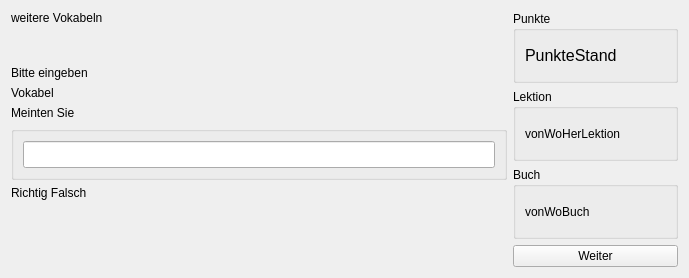
Before: the Qt Designer form UIs/WindowAbfrage.ui in JPaehr/VokabelTrainer, drawn with Qt 5.
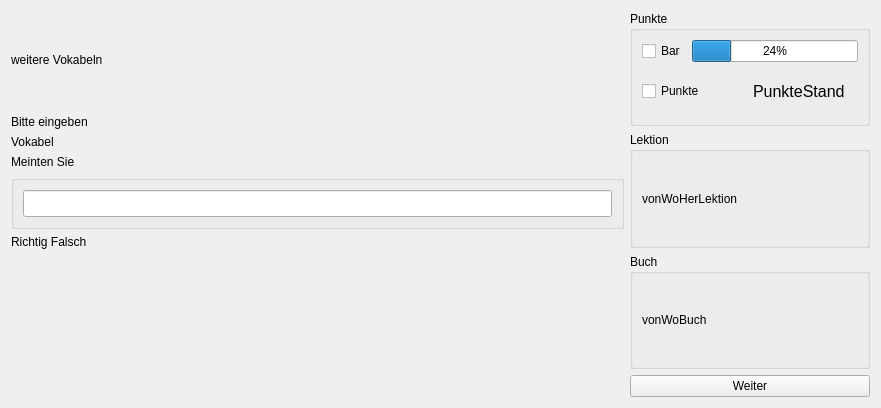
After: the same form once the commit is applied.

What changed in the file:
```diff
--- a/UIs/WindowAbfrage.ui
+++ b/UIs/WindowAbfrage.ui
@@ -6,8 +6,8 @@
    <rect>
     <x>0</x>
     <y>0</y>
-    <width>689</width>
-    <height>278</height>
+    <width>881</width>
+    <height>408</height>
    </rect>
   </property>
   <property name="windowTitle">
@@ -18,7 +18,7 @@
     <layout class="QHBoxLayout" name="horizontalLayout" stretch="3,1">
      <item>
       <layout class="QVBoxLayout" name="verticalLayout" stretch="3,0,0,0,0,5">
-       <item alignment="Qt::AlignTop">
+       <item>
         <widget class="QLabel" name="labWeitereVokabeln">
          <property name="text">
           <string>weitere Vokabeln</string>
@@ -84,6 +84,39 @@
            </property>
            <layout class="QVBoxLayout" name="verticalLayout_6">
             <item>
+             <layout class="QHBoxLayout" name="horizontalLayout_3">
+              <item>
+               <widget class="QCheckBox" name="cBBar">
+                <property name="text">
+                 <string>Bar</string>
+                </property>
+               </widget>
+              </item>
+              <item>
+               <widget class="QProgressBar" name="pBFortschritt">
+                <property name="minimumSize">
+                 <size>
+                  <width>166</width>
+                  <height>21</height>
+                 </size>
+                </property>
+                <property name="value">
+                 <number>24</number>
+                </property>
+               </widget>
+              </item>
+             </layout>
+            </item>
+            <item>
+             <layout class="QHBoxLayout" name="horizontalLayout_4">
+              <item>
+               <widget class="QCheckBox" name="cBPunkte">
+                <property name="text">
+                 <string>Punkte</string>
+                </property>
+               </widget>
+              </item>
+              <item>
              <widget class="QLabel" name="labPunkte">
               <property name="font">
                <font>
@@ -94,6 +127,8 @@
                <string>PunkteStand</string>
               </property>
              </widget>
+              </item>
+             </layout>
             </item>
            </layout>
           </widget>
```
Lines whose indentation alone changed are shown as unchanged.
